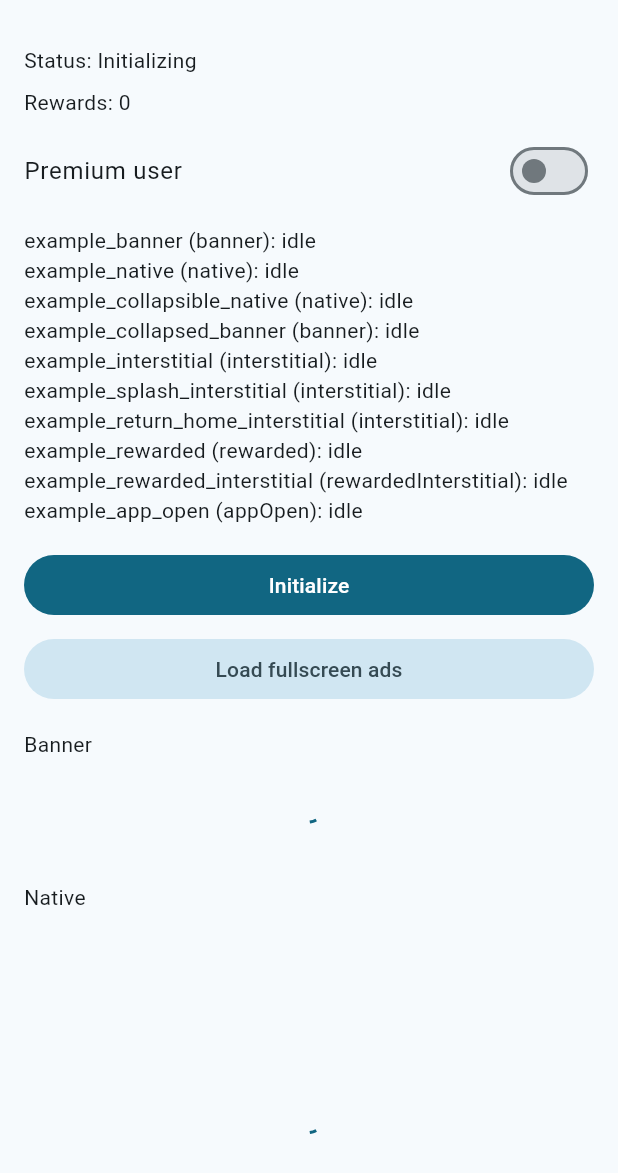
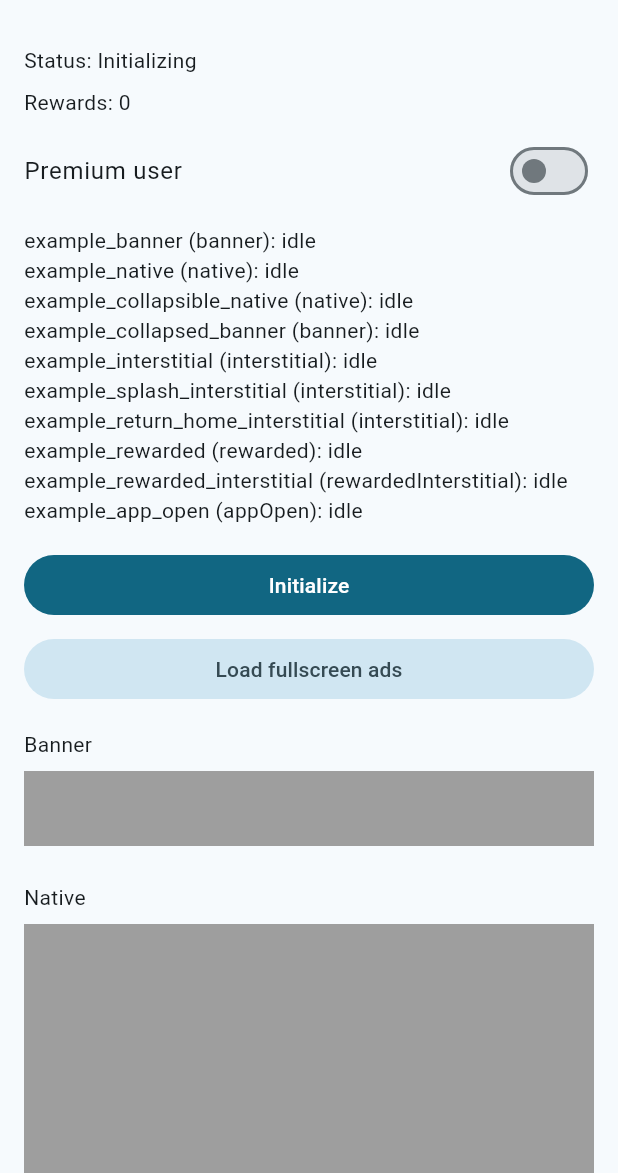
Before and after one commit to quanganhdev9s/core_ads, a Flutter app: the screen it shows after launch, on a phone screen of 412 x 824 dp, the part 63-1236 px from its top. Run offline on Flutter 3.47's test engine with Material 3 defaults, Android fonts, the phone set to English and light mode, and no system bars; drawn by our look-alikes of shimmer; our stand-ins replace google_mobile_ads; missing offline and left inert: app_tracking_transparency; statements that could not run were skipped.

Commit message:
Add shimmer effect to AdsLoadingWidget for improved loading experience

```diff
--- a/lib/src/widgets/ads_loading_widget.dart
+++ b/lib/src/widgets/ads_loading_widget.dart
@@ -1,4 +1,5 @@
 import 'package:flutter/material.dart';
+import 'package:shimmer/shimmer.dart';
 
 /// Default loading placeholder used while an ad placement is loading.
 class AdsLoadingWidget extends StatelessWidget {
@@ -13,15 +14,11 @@ class AdsLoadingWidget extends StatelessWidget {
 
   @override
   Widget build(BuildContext context) {
-    return SizedBox(
-      width: width,
-      height: height,
-      child: const Center(
-        child: SizedBox.square(
-          dimension: 18,
-          child: CircularProgressIndicator(strokeWidth: 2),
-        ),
+    return Shimmer(
+      gradient: const LinearGradient(
+        colors: [Colors.grey, Colors.white, Colors.grey],
       ),
+      child: Container(width: width, height: height, color: Colors.grey),
     );
   }
 }
--- a/pubspec.yaml
+++ b/pubspec.yaml
@@ -10,7 +10,8 @@ dependencies:
   app_tracking_transparency: ^2.0.7
   flutter:
     sdk: flutter
-  google_mobile_ads: ^9.0.0
+  google_mobile_ads: ^8.0.0
+  shimmer: ^3.0.0
 
 dev_dependencies:
   flutter_test:
```
Also changed, not shown: example/pubspec.lock.
